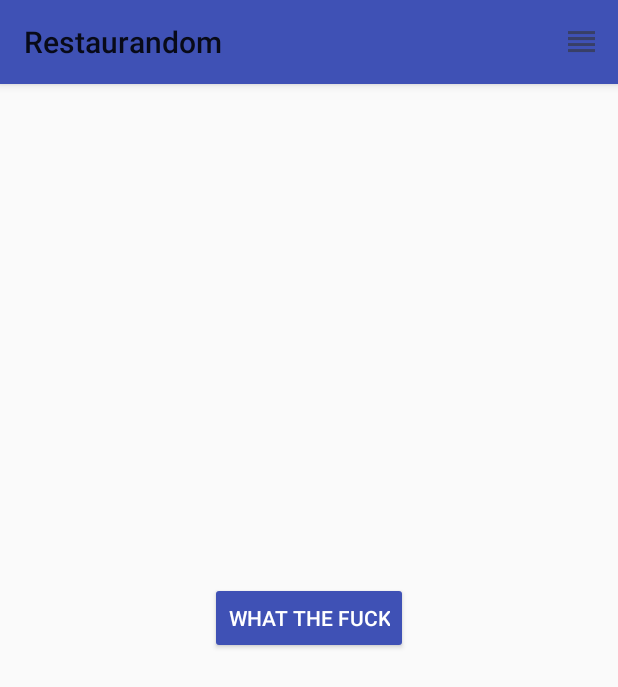
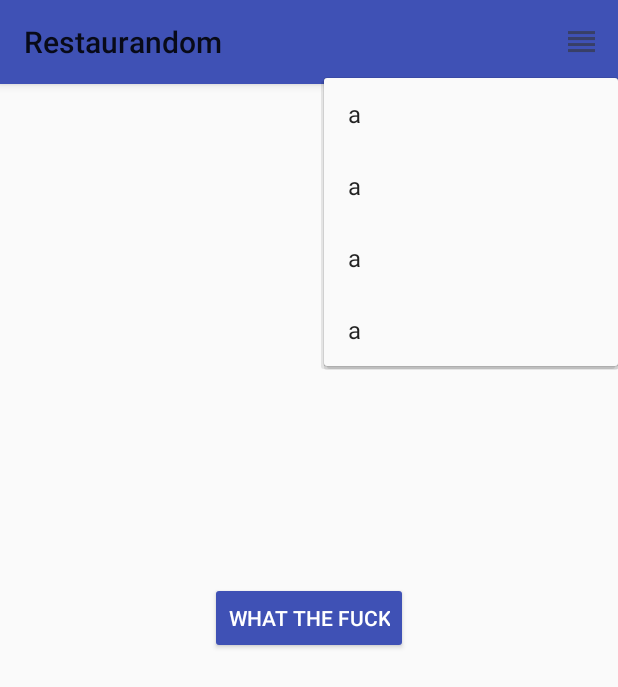
Before and after one commit to serrapark/restaurandom, an Android app: the screen it shows after launch (MainActivity), after a tap on an icon or button, on a phone screen of 412 x 824 dp. Shown: the top 687 px of the screen. Run offline under Robolectric (Android 15) with nearby library versions, the phone set to English and light mode, and no system bars.

```diff
--- a/app/src/main/java/com/example/serra/restaurandom/MainActivity.java
+++ b/app/src/main/java/com/example/serra/restaurandom/MainActivity.java
@@ -2,11 +2,14 @@ package com.example.serra.restaurandom;
 
 import android.support.v7.app.AppCompatActivity;
 import android.os.Bundle;
+import android.util.Log;
 import android.view.Menu;
+import android.view.MenuInflater;
 import android.view.MenuItem;
 import android.view.View;
 import android.widget.Button;
 import android.support.v7.widget.Toolbar;
+import android.widget.PopupMenu;
 
 public class MainActivity extends AppCompatActivity {
     Button button;
@@ -23,7 +26,7 @@ public class MainActivity extends AppCompatActivity {
     //Create action bar button
     @Override
     public boolean onCreateOptionsMenu(Menu menu) {
-        getMenuInflater().inflate(R.menu.actionbar, menu);
+        getMenuInflater().inflate(R.menu.main_menu, menu);
         return true;
     }
 
@@ -31,13 +34,24 @@ public class MainActivity extends AppCompatActivity {
     public boolean onOptionsItemSelected(MenuItem item) {
         int id = item.getItemId();
         if (id == R.id.show_filters) {
-
+            View menuItemView = findViewById(R.id.show_filters);
+            PopupMenu filterMenu = new PopupMenu(this, menuItemView);
+            filterMenu.inflate(R.menu.filter_menu);
+            filterMenu.show();
+            return true;
         }
         return super.onOptionsItemSelected(item);
     }
 
-    public void getRestaurant(View view) {
+    public void getRestaurant(View view){
 
     }
 
+//    public void showFilters(View view){
+//        PopupMenu filters = new PopupMenu(this, view);
+//        filters.inflate(R.menu, filters.getMenu());
+//        filters.show();
+//    }
+
+
 }
--- /dev/null
+++ b/app/src/main/res/menu/filter_menu.xml
@@ -0,0 +1,29 @@
+<?xml version="1.0" encoding="utf-8"?>
+<menu xmlns:android="http://schemas.android.com/apk/res/android"
+    xmlns:app="http://schemas.android.com/apk/res-auto"
+    >
+
+    <item
+        android:id="@+id/action_photo"
+        android:icon="@drawable/filter_button"
+        android:title="a"
+        app:showAsAction="always|withText" />
+
+    <item
+        android:id="@+id/action_video"
+        android:icon="@drawable/filter_button"
+        android:title="a"
+        app:showAsAction="always|withText" />
+
+    <item
+        android:id="@+id/action_text"
+        android:icon="@drawable/filter_button"
+        android:title="a"
+        app:showAsAction="always|withText" />
+
+    <item
+        android:id="@+id/action_link"
+        android:icon="@drawable/filter_button"
+        android:title="a"
+        app:showAsAction="always|withText" />
+</menu>
--- a/app/src/main/res/menu/actionbar.xml
+++ b/app/src/main/res/menu/main_menu.xml
@@ -7,6 +7,7 @@
 
     <item
         android:title=""
+        android:orderInCategory="200"
         android:icon="@drawable/filter_button"
         android:id="@+id/show_filters"
         app:showAsAction = "always"
```
